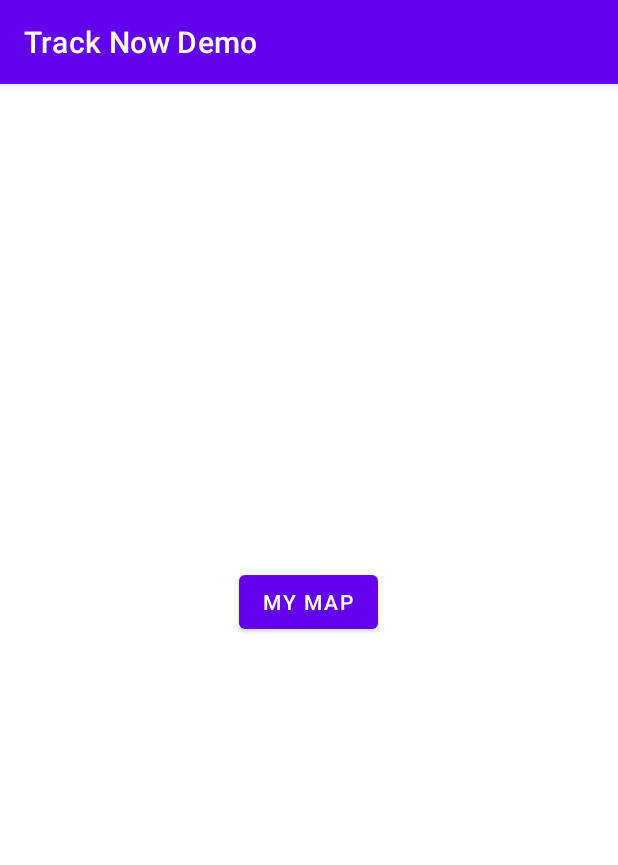
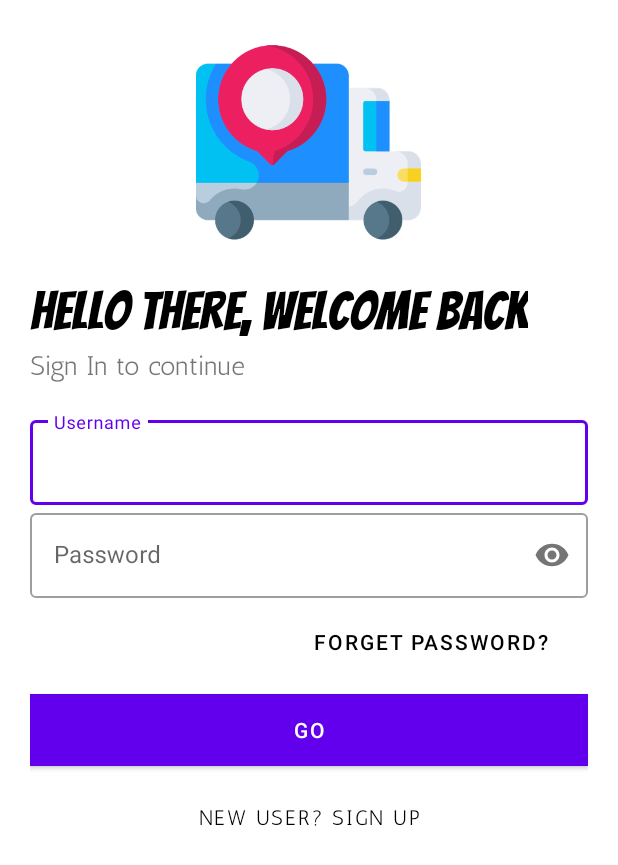
Before and after one commit to eren8204/Track-Now-App, an Android app: the screen it shows after launch (MainActivity before the commit, LoginActivity after it), on a phone screen of 412 x 824 dp. Shown: the top 865 px of the screen. Run offline under Robolectric (Android 15) with nearby library versions, the phone set to English and light mode, and no system bars.

Commit message:
login screen design complete

```diff
--- a/app/build.gradle
+++ b/app/build.gradle
@@ -31,8 +31,9 @@ android {
 dependencies {
 
     implementation 'androidx.appcompat:appcompat:1.2.0'
-    implementation 'com.google.android.material:material:1.2.1'
+    implementation 'com.google.android.material:material:1.3.0'
     implementation 'androidx.constraintlayout:constraintlayout:2.0.4'
+    implementation 'com.google.android.material:material:1.3.0'
     testImplementation 'junit:junit:4.+'
     androidTestImplementation 'androidx.test.ext:junit:1.1.2'
     androidTestImplementation 'androidx.test.espresso:espresso-core:3.3.0'
--- a/app/src/main/AndroidManifest.xml
+++ b/app/src/main/AndroidManifest.xml
@@ -14,16 +14,15 @@
         android:roundIcon="@mipmap/ic_launcher_round"
         android:supportsRtl="true"
         android:theme="@style/Theme.TrackNowDemo">
-        <activity android:name=".SplashScreen"
-
-            >
+        <activity android:name=".LoginActivity"></activity>
+        <activity android:name=".SplashScreen">
             <intent-filter>
                 <action android:name="android.intent.action.MAIN" />
 
                 <category android:name="android.intent.category.LAUNCHER" />
             </intent-filter>
         </activity>
-        <activity android:name=".MainActivity"></activity>
+        <activity android:name=".MainActivity" />
         <activity android:name=".DriverMapActivity" />
 
         <meta-data
--- /dev/null
+++ b/app/src/main/java/com/example/tracknowdemo/LoginActivity.java
@@ -0,0 +1,17 @@
+package com.example.tracknowdemo;
+
+import androidx.appcompat.app.AppCompatActivity;
+
+import android.os.Bundle;
+import android.view.WindowManager;
+
+public class LoginActivity extends AppCompatActivity {
+
+    @Override
+    protected void onCreate(Bundle savedInstanceState) {
+        super.onCreate(savedInstanceState);
+        getSupportActionBar().hide();
+//        getWindow().setFlags(WindowManager.LayoutParams.FLAG_FULLSCREEN,WindowManager.LayoutParams.FLAG_FULLSCREEN);
+        setContentView(R.layout.activity_login);
+    }
+}
--- a/app/src/main/java/com/example/tracknowdemo/SplashScreen.java
+++ b/app/src/main/java/com/example/tracknowdemo/SplashScreen.java
@@ -2,9 +2,12 @@ package com.example.tracknowdemo;
 
 import androidx.appcompat.app.AppCompatActivity;
 
+import android.app.ActivityOptions;
 import android.content.Intent;
 import android.os.Bundle;
 import android.os.Handler;
+import android.util.Pair;
+import android.view.View;
 import android.view.WindowManager;
 import android.view.animation.Animation;
 import android.view.animation.AnimationUtils;
@@ -39,9 +42,12 @@ public class SplashScreen extends AppCompatActivity {
         new Handler().postDelayed(new Runnable() {
             @Override
             public void run() {
-                Intent intent=new Intent(SplashScreen.this,MainActivity.class);
-                startActivity(intent);
-                finish();
+                Intent intent=new Intent(SplashScreen.this,LoginActivity.class);
+                Pair[] pairs =new Pair[2];
+                pairs[0]=new Pair<View,String>(image,"logo_image");
+                pairs[1]=new Pair<View,String>(logo,"logo_text");
+                ActivityOptions options=ActivityOptions.makeSceneTransitionAnimation(SplashScreen.this,pairs);
+                startActivity(intent,options.toBundle());
             }
         },SPLASH_SCREEN);
     }
--- /dev/null
+++ b/app/src/main/res/layout/activity_login.xml
@@ -0,0 +1,100 @@
+<?xml version="1.0" encoding="utf-8"?>
+<LinearLayout xmlns:android="http://schemas.android.com/apk/res/android"
+    xmlns:app="http://schemas.android.com/apk/res-auto"
+    xmlns:tools="http://schemas.android.com/tools"
+    android:layout_width="match_parent"
+    android:layout_height="match_parent"
+    tools:context=".LoginActivity"
+    android:orientation="vertical"
+    android:background="#fff"
+    android:padding="20dp">
+    <ImageView
+        android:layout_gravity="center"
+        android:id="@+id/logoImage"
+        android:layout_width="150dp"
+        android:layout_height="150dp"
+        android:transitionName="logo_image"
+        android:src="@drawable/delivery_truck"/>
+    <TextView
+        android:id="@+id/logo_name"
+        android:layout_width="wrap_content"
+        android:layout_height="wrap_content"
+        android:text="Hello there, Welcome Back"
+        android:transitionName="logo_text"
+        android:textSize="35sp"
+        android:textColor="@color/black"
+        android:fontFamily="@font/bangers"/>
+    <TextView
+        android:id="@+id/myText"
+        android:layout_width="wrap_content"
+        android:layout_height="wrap_content"
+        android:text="Sign In to continue"
+        android:textSize="18sp"
+        android:fontFamily="@font/antic"/>
+    <LinearLayout
+        android:layout_width="match_parent"
+        android:layout_height="wrap_content"
+        android:layout_marginTop="20dp"
+        android:layout_marginBottom="20dp"
+        android:orientation="vertical">
+
+        <com.google.android.material.textfield.TextInputLayout
+            android:id="@+id/username"
+            android:layout_width="match_parent"
+            android:layout_height="wrap_content"
+            android:hint="Username"
+            style="@style/Widget.MaterialComponents.TextInputLayout.OutlinedBox">
+        <com.google.android.material.textfield.TextInputEditText
+            android:layout_width="match_parent"
+            android:layout_height="wrap_content"
+            android:inputType="text"/>
+        </com.google.android.material.textfield.TextInputLayout>
+
+        <com.google.android.material.textfield.TextInputLayout
+            android:id="@+id/password"
+            android:layout_width="match_parent"
+            android:layout_height="wrap_content"
+            android:hint="Password"
+            app:passwordToggleEnabled="true"
+            style="@style/Widget.MaterialComponents.TextInputLayout.OutlinedBox">
+            <com.google.android.material.textfield.TextInputEditText
+                android:layout_width="match_parent"
+                android:layout_height="wrap_content"
+                android:inputType="textPassword"/>
+        </com.google.android.material.textfield.TextInputLayout>
+
+
+        <Button
+            android:layout_width="200dp"
+            android:layout_height="wrap_content"
+            android:background="#00000000"
+            android:textColor="#000"
+            android:text="Forget Password?"
+            android:layout_gravity="right"
+            android:elevation="0dp"
+            android:layout_margin="5dp"/>
+        <Button
+            android:layout_width="match_parent"
+            android:layout_height="wrap_content"
+            android:background="#000"
+            android:textColor="#fff"
+            android:text="GO"
+            android:layout_marginTop="5dp"
+            android:layout_marginBottom="5dp"
+            />
+        <Button
+            android:layout_width="match_parent"
+            android:layout_height="wrap_content"
+            android:background="#00000000"
+            android:layout_gravity="right"
+            android:elevation="0dp"
+            android:layout_margin="5dp"
+            android:text="New User? SIGN UP"
+            android:fontFamily="@font/antic"
+            android:textColor="#000"/>
+
+    </LinearLayout>
+
+
+
+</LinearLayout>
--- a/app/src/main/res/layout/activity_splash_screen.xml
+++ b/app/src/main/res/layout/activity_splash_screen.xml
@@ -14,6 +14,7 @@
         android:layout_marginStart="10dp"
         android:layout_marginTop="100dp"
         android:layout_marginEnd="10dp"
+        android:transitionName="logo_image"
         android:src="@drawable/delivery_truck"
         app:layout_constraintEnd_toEndOf="parent"
         app:layout_constraintStart_toStartOf="parent"
@@ -26,6 +27,7 @@
         android:fontFamily="@font/bangers"
         android:text="Track Now Demo"
         android:textAlignment="center"
+        android:transitionName="logo_text"
         android:textSize="70sp"
         app:layout_constraintEnd_toEndOf="parent"
         app:layout_constraintStart_toStartOf="parent"
--- a/app/src/main/res/values/themes.xml
+++ b/app/src/main/res/values/themes.xml
@@ -12,5 +12,6 @@
         <!-- Status bar color. -->
         <item name="android:statusBarColor" tools:targetApi="l">?attr/colorPrimaryVariant</item>
         <!-- Customize your theme here. -->
+        <item name="android:windowContentTransitions">true</item>
     </style>
 </resources>
```
